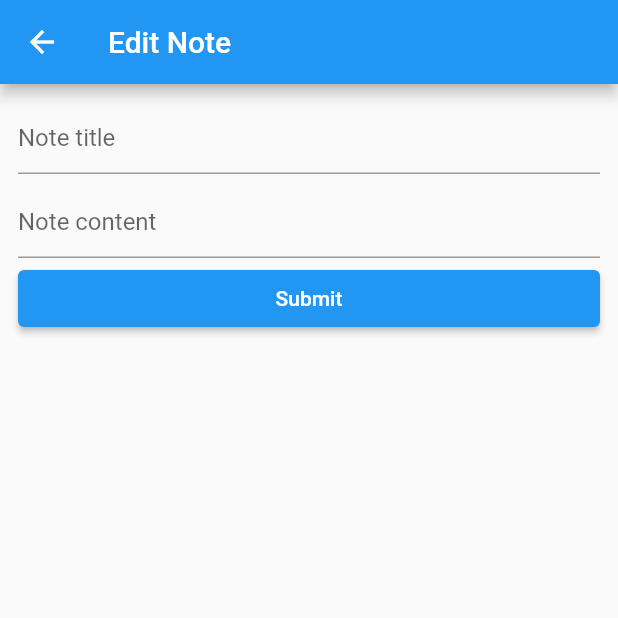
After one commit to huzaifak08/Flutter-Rest-API, a Flutter app: the screen it shows after launch, after a tap on "Note 1", on a phone screen of 412 x 824 dp, the top half of it. The commit adds this screen. Run offline on Flutter 3.47's test engine with Material 2 defaults, Android fonts, the phone set to English and light mode, and no system bars.

Commit message:
Dismissible,pop,Delete Wgdets Done

```diff
--- /dev/null
+++ b/lib/views/note_edit.dart
@@ -0,0 +1,44 @@
+import 'package:flutter/material.dart';
+
+class NoteEdit extends StatelessWidget {
+  @override
+  Widget build(BuildContext context) {
+    return Scaffold(
+      appBar: AppBar(
+        title: Text('Edit Note'),
+      ),
+      body: Padding(
+        padding: const EdgeInsets.all(12.0),
+        child: Column(
+          children: [
+            TextField(
+              decoration: InputDecoration(hintText: 'Note title'),
+            ),
+            SizedBox(
+              height: 8.0,
+            ),
+            TextField(
+              decoration: InputDecoration(hintText: 'Note content'),
+            ),
+            SizedBox(
+              height: 8.0,
+            ),
+            SizedBox(
+              width: double.infinity,
+              height: 38.0,
+              child: ElevatedButton(
+                onPressed: () {
+                  Navigator.of(context).pop();
+                },
+                child: Text(
+                  'Submit',
+                  style: TextStyle(color: Colors.white),
+                ),
+              ),
+            )
+          ],
+        ),
+      ),
+    );
+  }
+}
--- a/lib/views/note_list.dart
+++ b/lib/views/note_list.dart
@@ -1,5 +1,7 @@
 import 'package:flutter/material.dart';
 import 'package:rest_api/models/notes_for_listing.dart';
+import 'package:rest_api/views/note_delete.dart';
+import 'package:rest_api/views/note_edit.dart';
 import 'package:rest_api/views/note_modify.dart';
 
 class NoteList extends StatelessWidget {
@@ -45,13 +47,39 @@ class NoteList extends StatelessWidget {
       ),
       body: ListView.separated(
           itemBuilder: (_, index) {
-            return ListTile(
-              title: Text(
-                notes[index].noteTitle,
-                style: TextStyle(color: Theme.of(context).primaryColor),
+            return Dismissible(
+              key: ValueKey(notes[index].noteID),
+              direction: DismissDirection.startToEnd,
+              onDismissed: (direction) {},
+              confirmDismiss: (direction) async {
+                final result = await showDialog(
+                    context: context, builder: (__) => NoteDelete());
+                print(result);
+                return result;
+              },
+              background: Container(
+                color: Colors.red,
+                padding: EdgeInsets.only(left: 16.0),
+                child: Align(
+                  child: Icon(
+                    Icons.delete,
+                    color: Colors.white,
+                  ),
+                  alignment: Alignment.centerLeft,
+                ),
               ),
-              subtitle: Text(
-                  'last edited on ${formatDateTime(notes[index].lastEditDateTime)}'),
+              child: ListTile(
+                title: Text(
+                  notes[index].noteTitle,
+                  style: TextStyle(color: Theme.of(context).primaryColor),
+                ),
+                subtitle: Text(
+                    'last edited on ${formatDateTime(notes[index].lastEditDateTime)}'),
+                onTap: () {
+                  Navigator.of(context)
+                      .push(MaterialPageRoute(builder: (_) => NoteEdit()));
+                },
+              ),
             );
           },
           separatorBuilder: (_, __) => Divider(
```
Also changed, not shown: lib/views/note_delete.dart (added, +23 -0 lines).
